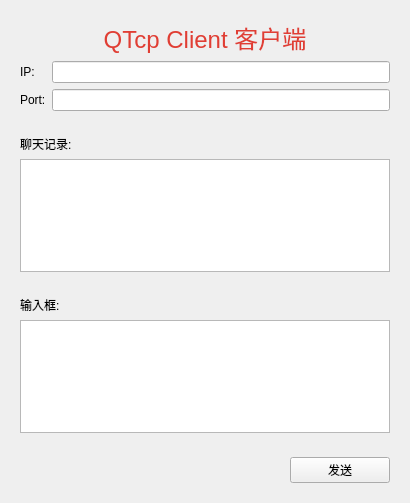
qubo188612/qt_tcp_test, file client.ui: the form before one commit.
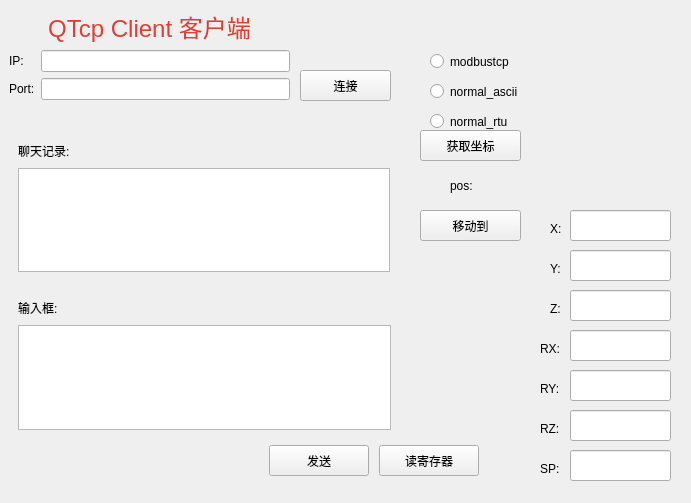
The form after the commit.

What changed in the file:
```diff
--- a/client.ui
+++ b/client.ui
@@ -6,116 +6,431 @@
    <rect>
     <x>0</x>
     <y>0</y>
-    <width>410</width>
+    <width>691</width>
     <height>503</height>
    </rect>
   </property>
   <property name="windowTitle">
    <string>Form</string>
   </property>
-  <layout class="QVBoxLayout" name="verticalLayout_3">
-   <item>
-    <widget class="QWidget" name="widget" native="true">
-     <layout class="QGridLayout" name="gridLayout">
-      <item row="2" column="0">
-       <widget class="QLabel" name="label_2">
-        <property name="text">
-         <string>Port:</string>
-        </property>
-       </widget>
-      </item>
-      <item row="1" column="0">
-       <widget class="QLabel" name="label">
-        <property name="text">
-         <string>IP:</string>
-        </property>
-       </widget>
-      </item>
-      <item row="1" column="1">
-       <widget class="QLineEdit" name="ip"/>
-      </item>
-      <item row="2" column="1">
-       <widget class="QLineEdit" name="port">
-        <property name="text">
-         <string/>
-        </property>
-       </widget>
-      </item>
-      <item row="0" column="0" colspan="2">
-       <widget class="QLabel" name="label_5">
-        <property name="text">
-         <string>&lt;html&gt;&lt;head/&gt;&lt;body&gt;&lt;p align=&quot;center&quot;&gt;&lt;span style=&quot; font-size:18pt; color:#e03e34;&quot;&gt;QTcp Client 客户端&lt;/span&gt;&lt;/p&gt;&lt;/body&gt;&lt;/html&gt;</string>
-        </property>
-       </widget>
-      </item>
-     </layout>
-    </widget>
-   </item>
-   <item>
-    <widget class="QWidget" name="widget_2" native="true">
-     <layout class="QVBoxLayout" name="verticalLayout">
-      <item>
-       <widget class="QLabel" name="label_3">
-        <property name="text">
-         <string>聊天记录:</string>
-        </property>
-       </widget>
-      </item>
-      <item>
-       <widget class="QTextBrowser" name="record"/>
-      </item>
-     </layout>
-    </widget>
-   </item>
-   <item>
-    <widget class="QWidget" name="widget_3" native="true">
-     <layout class="QVBoxLayout" name="verticalLayout_2">
-      <item>
-       <widget class="QLabel" name="label_4">
-        <property name="text">
-         <string>输入框:</string>
-        </property>
-       </widget>
-      </item>
-      <item>
-       <widget class="QTextEdit" name="msgEdit"/>
-      </item>
-     </layout>
-    </widget>
-   </item>
-   <item>
-    <widget class="QWidget" name="widget_4" native="true">
-     <layout class="QHBoxLayout" name="horizontalLayout">
-      <item>
-       <spacer name="horizontalSpacer">
-        <property name="orientation">
-         <enum>Qt::Horizontal</enum>
-        </property>
-        <property name="sizeHint" stdset="0">
-         <size>
-          <width>220</width>
-          <height>20</height>
-         </size>
-        </property>
-       </spacer>
-      </item>
-      <item>
-       <widget class="QPushButton" name="sendBtn">
-        <property name="minimumSize">
-         <size>
-          <width>100</width>
-          <height>0</height>
-         </size>
-        </property>
-        <property name="text">
-         <string>发送</string>
-        </property>
-       </widget>
-      </item>
-     </layout>
-    </widget>
-   </item>
-  </layout>
+  <widget class="QWidget" name="widget" native="true">
+   <property name="geometry">
+    <rect>
+     <x>9</x>
+     <y>9</y>
+     <width>281</width>
+     <height>115</height>
+    </rect>
+   </property>
+   <layout class="QFormLayout" name="formLayout">
+    <item row="0" column="0" colspan="2">
+     <widget class="QLabel" name="label_5">
+      <property name="text">
+       <string>&lt;html&gt;&lt;head/&gt;&lt;body&gt;&lt;p align=&quot;center&quot;&gt;&lt;span style=&quot; font-size:18pt; color:#e03e34;&quot;&gt;QTcp Client 客户端&lt;/span&gt;&lt;/p&gt;&lt;/body&gt;&lt;/html&gt;</string>
+      </property>
+     </widget>
+    </item>
+    <item row="1" column="0">
+     <widget class="QLabel" name="label">
+      <property name="text">
+       <string>IP:</string>
+      </property>
+     </widget>
+    </item>
+    <item row="1" column="1">
+     <widget class="QLineEdit" name="ip"/>
+    </item>
+    <item row="2" column="0">
+     <widget class="QLabel" name="label_2">
+      <property name="text">
+       <string>Port:</string>
+      </property>
+     </widget>
+    </item>
+    <item row="2" column="1">
+     <widget class="QLineEdit" name="port">
+      <property name="text">
+       <string/>
+      </property>
+     </widget>
+    </item>
+   </layout>
+  </widget>
+  <widget class="QWidget" name="widget_2" native="true">
+   <property name="geometry">
+    <rect>
+     <x>9</x>
+     <y>130</y>
+     <width>390</width>
+     <height>151</height>
+    </rect>
+   </property>
+   <widget class="QLabel" name="label_3">
+    <property name="geometry">
+     <rect>
+      <x>9</x>
+      <y>9</y>
+      <width>64</width>
+      <height>23</height>
+     </rect>
+    </property>
+    <property name="text">
+     <string>聊天记录:</string>
+    </property>
+   </widget>
+   <widget class="QTextBrowser" name="record">
+    <property name="geometry">
+     <rect>
+      <x>9</x>
+      <y>38</y>
+      <width>372</width>
+      <height>104</height>
+     </rect>
+    </property>
+   </widget>
+  </widget>
+  <widget class="QWidget" name="widget_3" native="true">
+   <property name="geometry">
+    <rect>
+     <x>9</x>
+     <y>287</y>
+     <width>390</width>
+     <height>152</height>
+    </rect>
+   </property>
+   <widget class="QLabel" name="label_4">
+    <property name="geometry">
+     <rect>
+      <x>9</x>
+      <y>9</y>
+      <width>49</width>
+      <height>23</height>
+     </rect>
+    </property>
+    <property name="text">
+     <string>输入框:</string>
+    </property>
+   </widget>
+   <widget class="QTextEdit" name="msgEdit">
+    <property name="geometry">
+     <rect>
+      <x>9</x>
+      <y>38</y>
+      <width>373</width>
+      <height>105</height>
+     </rect>
+    </property>
+   </widget>
+  </widget>
+  <widget class="QWidget" name="widget_4" native="true">
+   <property name="geometry">
+    <rect>
+     <x>9</x>
+     <y>445</y>
+     <width>491</width>
+     <height>49</height>
+    </rect>
+   </property>
+   <widget class="QPushButton" name="sendBtn">
+    <property name="geometry">
+     <rect>
+      <x>260</x>
+      <y>0</y>
+      <width>100</width>
+      <height>31</height>
+     </rect>
+    </property>
+    <property name="minimumSize">
+     <size>
+      <width>100</width>
+      <height>0</height>
+     </size>
+    </property>
+    <property name="text">
+     <string>发送</string>
+    </property>
+   </widget>
+   <widget class="QPushButton" name="sendBtn_2">
+    <property name="geometry">
+     <rect>
+      <x>370</x>
+      <y>0</y>
+      <width>100</width>
+      <height>31</height>
+     </rect>
+    </property>
+    <property name="minimumSize">
+     <size>
+      <width>100</width>
+      <height>0</height>
+     </size>
+    </property>
+    <property name="text">
+     <string>读寄存器</string>
+    </property>
+   </widget>
+  </widget>
+  <widget class="QPushButton" name="linkBtn">
+   <property name="geometry">
+    <rect>
+     <x>300</x>
+     <y>70</y>
+     <width>91</width>
+     <height>31</height>
+    </rect>
+   </property>
+   <property name="text">
+    <string>连接</string>
+   </property>
+  </widget>
+  <widget class="QPushButton" name="getposBtn">
+   <property name="geometry">
+    <rect>
+     <x>420</x>
+     <y>130</y>
+     <width>101</width>
+     <height>31</height>
+    </rect>
+   </property>
+   <property name="text">
+    <string>获取坐标</string>
+   </property>
+  </widget>
+  <widget class="QLabel" name="strpos">
+   <property name="geometry">
+    <rect>
+     <x>450</x>
+     <y>170</y>
+     <width>261</width>
+     <height>31</height>
+    </rect>
+   </property>
+   <property name="text">
+    <string>pos:</string>
+   </property>
+  </widget>
+  <widget class="QPushButton" name="moveBtn">
+   <property name="geometry">
+    <rect>
+     <x>420</x>
+     <y>210</y>
+     <width>101</width>
+     <height>31</height>
+    </rect>
+   </property>
+   <property name="text">
+    <string>移动到</string>
+   </property>
+  </widget>
+  <widget class="QLineEdit" name="edit_pos_X">
+   <property name="geometry">
+    <rect>
+     <x>570</x>
+     <y>210</y>
+     <width>101</width>
+     <height>31</height>
+    </rect>
+   </property>
+  </widget>
+  <widget class="QLabel" name="label_7">
+   <property name="geometry">
+    <rect>
+     <x>550</x>
+     <y>220</y>
+     <width>21</width>
+     <height>17</height>
+    </rect>
+   </property>
+   <property name="text">
+    <string>X:</string>
+   </property>
+  </widget>
+  <widget class="QLabel" name="label_8">
+   <property name="geometry">
+    <rect>
+     <x>550</x>
+     <y>260</y>
+     <width>21</width>
+     <height>17</height>
+    </rect>
+   </property>
+   <property name="text">
+    <string>Y:</string>
+   </property>
+  </widget>
+  <widget class="QLineEdit" name="edit_pos_Y">
+   <property name="geometry">
+    <rect>
+     <x>570</x>
+     <y>250</y>
+     <width>101</width>
+     <height>31</height>
+    </rect>
+   </property>
+  </widget>
+  <widget class="QLabel" name="label_9">
+   <property name="geometry">
+    <rect>
+     <x>550</x>
+     <y>300</y>
+     <width>21</width>
+     <height>17</height>
+    </rect>
+   </property>
+   <property name="text">
+    <string>Z:</string>
+   </property>
+  </widget>
+  <widget class="QLineEdit" name="edit_pos_Z">
+   <property name="geometry">
+    <rect>
+     <x>570</x>
+     <y>290</y>
+     <width>101</width>
+     <height>31</height>
+    </rect>
+   </property>
+  </widget>
+  <widget class="QLabel" name="label_10">
+   <property name="geometry">
+    <rect>
+     <x>540</x>
+     <y>340</y>
+     <width>31</width>
+     <height>17</height>
+    </rect>
+   </property>
+   <property name="text">
+    <string>RX:</string>
+   </property>
+  </widget>
+  <widget class="QLineEdit" name="edit_pos_RX">
+   <property name="geometry">
+    <rect>
+     <x>570</x>
+     <y>330</y>
+     <width>101</width>
+     <height>31</height>
+    </rect>
+   </property>
+  </widget>
+  <widget class="QLineEdit" name="edit_pos_RY">
+   <property name="geometry">
+    <rect>
+     <x>570</x>
+     <y>370</y>
+     <width>101</width>
+     <height>31</height>
+    </rect>
+   </property>
+   <property name="text">
+    <string/>
+   </property>
+  </widget>
+  <widget class="QLabel" name="label_11">
+   <property name="geometry">
+    <rect>
+     <x>540</x>
+     <y>380</y>
+     <width>31</width>
+     <height>17</height>
+    </rect>
+   </property>
+   <property name="text">
+    <string>RY:</string>
+   </property>
+  </widget>
+  <widget class="QLineEdit" name="edit_pos_RZ">
+   <property name="geometry">
+    <rect>
+     <x>570</x>
+     <y>410</y>
+     <width>101</width>
+     <height>31</height>
+    </rect>
+   </property>
+   <property name="text">
+    <string/>
+   </property>
+  </widget>
+  <widget class="QLabel" name="label_12">
+   <property name="geometry">
+    <rect>
+     <x>540</x>
+     <y>420</y>
+     <width>31</width>
+     <height>17</height>
+    </rect>
+   </property>
+   <property name="text">
+    <string>RZ:</string>
+   </property>
+  </widget>
+  <widget class="QLabel" name="label_13">
+   <property name="geometry">
+    <rect>
+     <x>540</x>
+     <y>460</y>
+     <width>31</width>
+     <height>17</height>
+    </rect>
+   </property>
+   <property name="text">
+    <string>SP:</string>
+   </property>
+  </widget>
+  <widget class="QLineEdit" name="edit_pos_SP">
+   <property name="geometry">
+    <rect>
+     <x>570</x>
+     <y>450</y>
+     <width>101</width>
+     <height>31</height>
+    </rect>
+   </property>
+   <property name="text">
+    <string/>
+   </property>
+  </widget>
+  <widget class="QRadioButton" name="radio_1">
+   <property name="geometry">
+    <rect>
+     <x>430</x>
+     <y>50</y>
+     <width>112</width>
+     <height>23</height>
+    </rect>
+   </property>
+   <property name="text">
+    <string>modbustcp</string>
+   </property>
+  </widget>
+  <widget class="QRadioButton" name="radio_2">
+   <property name="geometry">
+    <rect>
+     <x>430</x>
+     <y>80</y>
+     <width>112</width>
+     <height>23</height>
+    </rect>
+   </property>
+   <property name="text">
+    <string>normal_ascii</string>
+   </property>
+  </widget>
+  <widget class="QRadioButton" name="radio_3">
+   <property name="geometry">
+    <rect>
+     <x>430</x>
+     <y>110</y>
+     <width>112</width>
+     <height>23</height>
+    </rect>
+   </property>
+   <property name="text">
+    <string>normal_rtu</string>
+   </property>
+  </widget>
  </widget>
  <resources/>
  <connections/>
```
